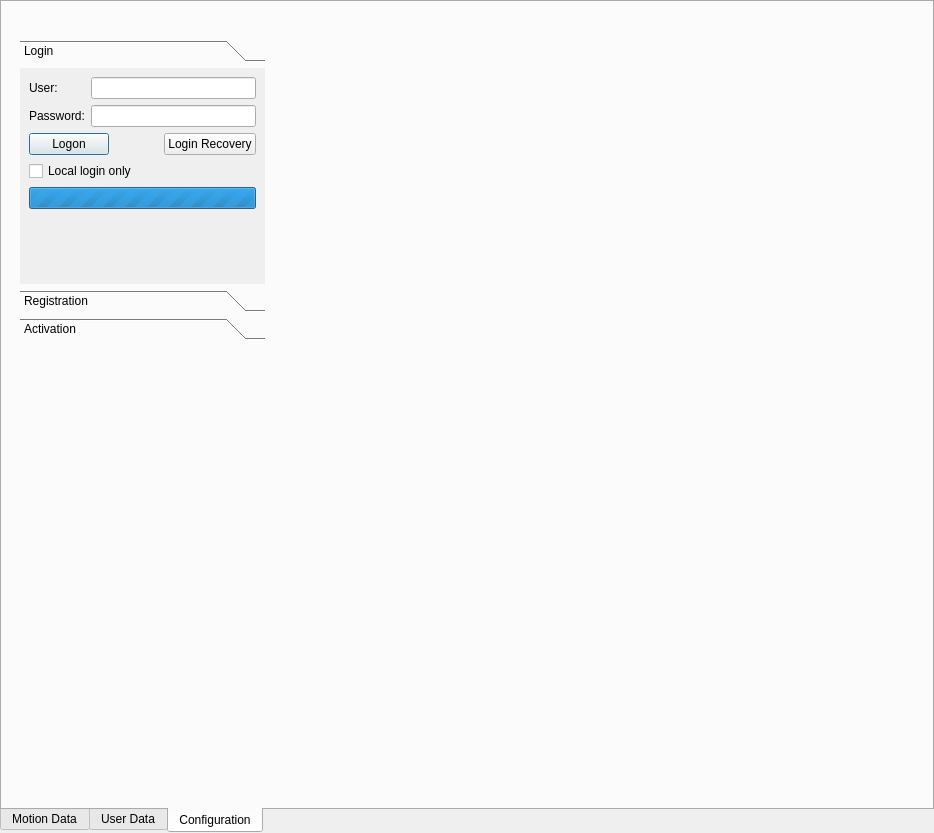
Above: trunk/src/edr/src/plugins/newCommunication/ui/DataSourceWidget.ui from mk4me/hm-mde-one before the change. Below: the same form after it.
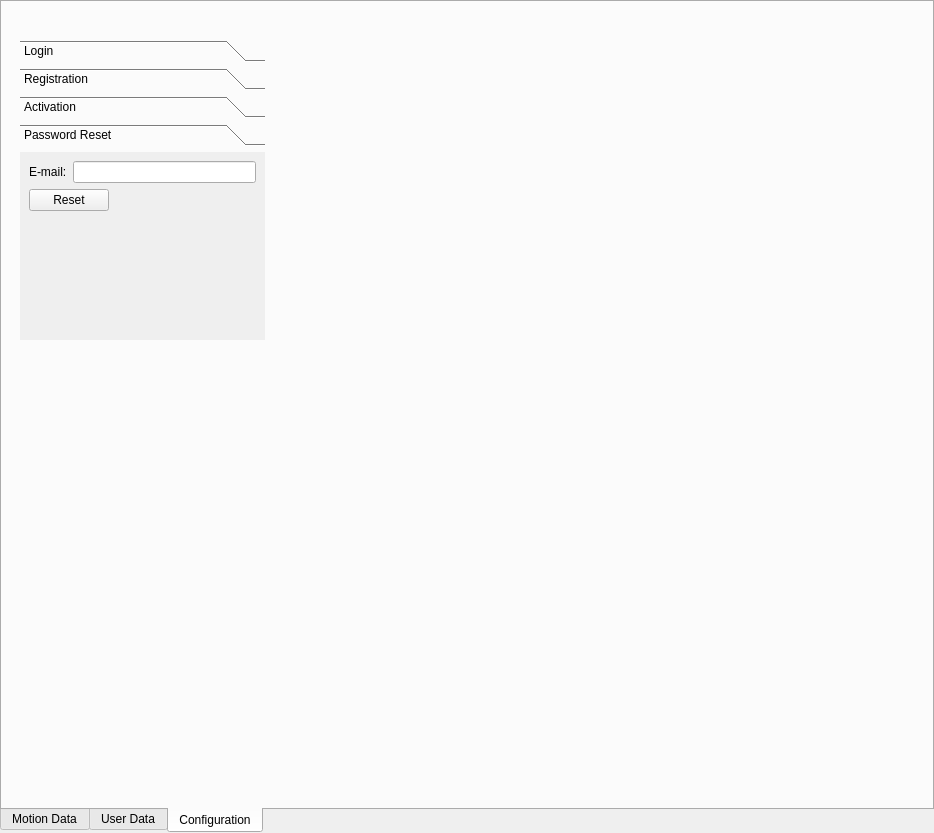
That is the form after the change. The open tabs and pages were chosen to show the change. Icons and pictures are not drawn.

Commit message: Rozszerzenie webservices o reset hasła (więcej info w dokumentacji hmdb) Dodanie usługi resetu hasła po stronie edr

The edit to the form file:
```diff
--- a/trunk/src/edr/src/plugins/newCommunication/ui/DataSourceWidget.ui
+++ b/trunk/src/edr/src/plugins/newCommunication/ui/DataSourceWidget.ui
@@ -187,7 +187,7 @@
             <x>0</x>
             <y>0</y>
             <width>245</width>
-            <height>219</height>
+            <height>192</height>
            </rect>
           </property>
           <attribute name="label">
@@ -601,6 +601,72 @@
            </item>
           </layout>
          </widget>
+         <widget class="QWidget" name="passwordResetPage">
+          <property name="geometry">
+           <rect>
+            <x>0</x>
+            <y>0</y>
+            <width>245</width>
+            <height>192</height>
+           </rect>
+          </property>
+          <attribute name="label">
+           <string>Password Reset</string>
+          </attribute>
+          <layout class="QVBoxLayout" name="verticalLayout_5">
+           <item>
+            <layout class="QHBoxLayout" name="horizontalLayout_7">
+             <item>
+              <widget class="QLabel" name="emailResetLabel">
+               <property name="text">
+                <string>E-mail:</string>
+               </property>
+              </widget>
+             </item>
+             <item>
+              <widget class="QLineEdit" name="emailResetEdit"/>
+             </item>
+            </layout>
+           </item>
+           <item>
+            <layout class="QHBoxLayout" name="horizontalLayout_8">
+             <item>
+              <widget class="QPushButton" name="resetButton">
+               <property name="text">
+                <string>Reset</string>
+               </property>
+              </widget>
+             </item>
+             <item>
+              <spacer name="horizontalSpacer_5">
+               <property name="orientation">
+                <enum>Qt::Horizontal</enum>
+               </property>
+               <property name="sizeHint" stdset="0">
+                <size>
+                 <width>40</width>
+                 <height>20</height>
+                </size>
+               </property>
+              </spacer>
+             </item>
+            </layout>
+           </item>
+           <item>
+            <spacer name="verticalSpacer_4">
+             <property name="orientation">
+              <enum>Qt::Vertical</enum>
+             </property>
+             <property name="sizeHint" stdset="0">
+              <size>
+               <width>20</width>
+               <height>112</height>
+              </size>
+             </property>
+            </spacer>
+           </item>
+          </layout>
+         </widget>
         </widget>
        </item>
        <item>
```
Left out of the diff: 25 changed lines with no effect on the pictures. The commit also changes 7 other files.
